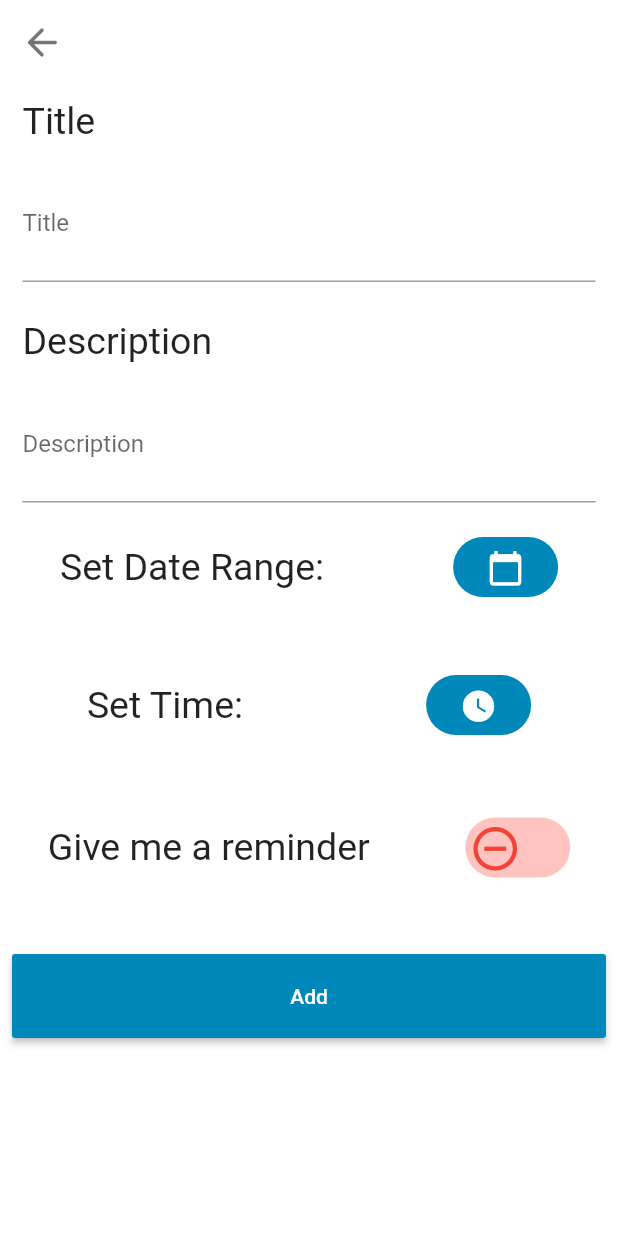
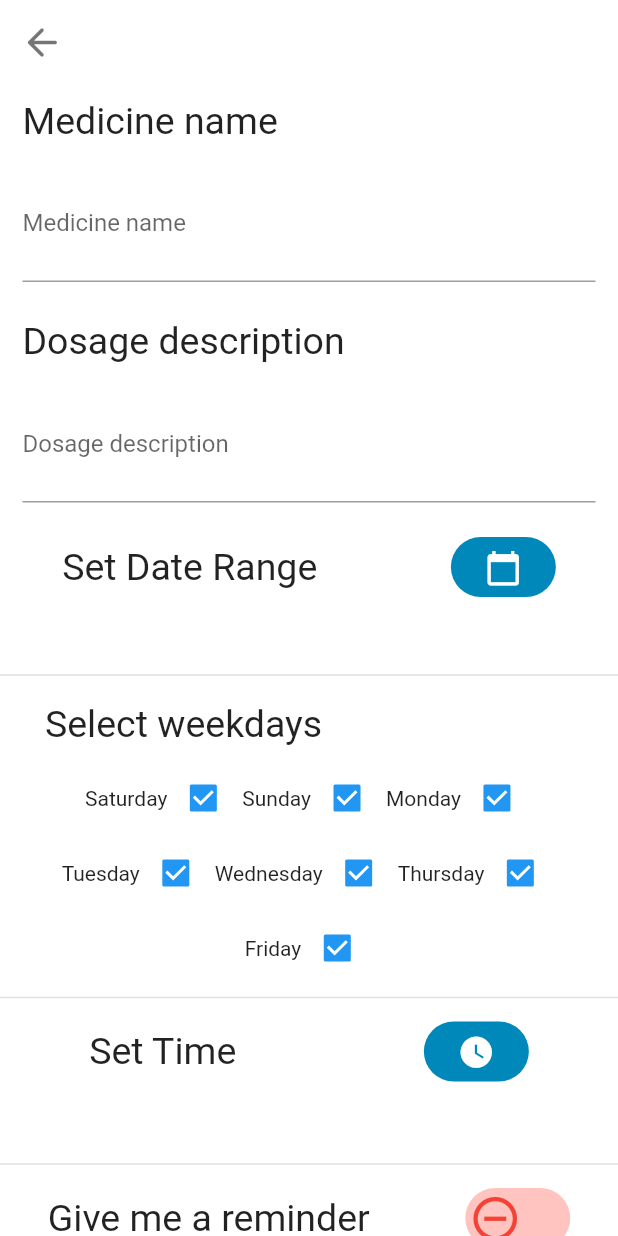
Before and after one commit to Afridee/Doctor-Chacha, a Flutter app: the addPage screen opened directly, on a phone screen of 412 x 824 dp. Run offline on Flutter 3.47's test engine with Material 2 defaults, Android fonts, the phone set to English and light mode, and no system bars; our stand-ins replace cloud_firestore, country_code_picker, curved_navigation_bar, firebase_auth, firebase_core, flare_flutter and 18 more; missing offline and left inert: date_range_picker, flutter_facebook_login, flutter_phone_direct_caller, flutter_rounded_date_picker, stripe_payment; accounts and stored records are empty; generated files the repository leaves out were written again.

```diff
--- a/lib/Screens/medicineReminder/AddPage.dart
+++ b/lib/Screens/medicineReminder/AddPage.dart
@@ -1,13 +1,9 @@
 import 'package:doctor_chacha/Constants.dart';
 import 'package:flutter/material.dart';
 import 'package:get/get.dart';
-import 'package:hive/hive.dart';
 import 'package:intl/intl.dart';
 import 'AddPageStateController.dart';
-import 'addReminder.dart';
-import 'package:date_range_picker/date_range_picker.dart' as DateRangePicker;
-import 'dart:math' as Dmath;
-
+import 'weekday_element_of_addPage.dart';
 
 class addPage extends StatefulWidget {
   @override
@@ -15,7 +11,6 @@ class addPage extends StatefulWidget {
 }
 
 class _addPageState extends State<addPage> {
-
   AddPageStatecontroller aPController = Get.put(AddPageStatecontroller());
   TextEditingController _titleController;
   TextEditingController _descriptionController;
@@ -65,7 +60,7 @@ class _addPageState extends State<addPage> {
             children: [
               Padding(
                 padding: const EdgeInsets.only(left: 15.0, top: 10),
-                child: Text('Title', style: TextStyle(fontSize: 25)),
+                child: Text('Medicine name', style: TextStyle(fontSize: 25)),
               ),
               Padding(
                 padding: const EdgeInsets.all(15.0),
@@ -73,12 +68,13 @@ class _addPageState extends State<addPage> {
                   maxLines: 2,
                   keyboardType: TextInputType.multiline,
                   controller: _titleController,
-                  decoration: InputDecoration(labelText: 'Title'),
+                  decoration: InputDecoration(labelText: 'Medicine name'),
                 ),
               ),
               Padding(
                 padding: const EdgeInsets.only(left: 15.0, top: 10),
-                child: Text('Description', style: TextStyle(fontSize: 25)),
+                child:
+                    Text('Dosage description', style: TextStyle(fontSize: 25)),
               ),
               Padding(
                 padding: const EdgeInsets.all(15.0),
@@ -86,34 +82,16 @@ class _addPageState extends State<addPage> {
                   maxLines: 2,
                   keyboardType: TextInputType.multiline,
                   controller: _descriptionController,
-                  decoration: InputDecoration(labelText: 'Description'),
+                  decoration: InputDecoration(labelText: 'Dosage description'),
                 ),
               ),
-/*              Padding(
-                padding: const EdgeInsets.only(left: 15.0, top: 10),
-                child: Text('Set Time', style: TextStyle(fontSize: 25)),
-              ),
-              Padding(
-                padding: const EdgeInsets.all(15.0),
-                child: CustomDateTimePicker(
-                    title: 'Time: ',
-                    onChange: (dateTime) {
-                      setState(() {
-                        selectedDate = dateTime;
-                      });
-                      */ /*                print(DateFormat('yyyy-MM-dd HH:mm:ss').format(dateTime));
-                  print(dateTime.difference(DateTime.parse(DateFormat('yyyy-MM-dd HH:mm:ss').format(dateTime))).inSeconds);*/ /*
-                    },
-                    mode: DateTimeMode.DATETIME,
-                    dateTime: DateTime.now()),
-              ),*/
               Row(
                 mainAxisAlignment: MainAxisAlignment.spaceAround,
                 children: [
                   Padding(
                     padding: const EdgeInsets.all(8.0),
-                    child: Text('Set Date Range: ',
-                        style: TextStyle(fontSize: 25)),
+                    child:
+                        Text('Set Date Range ', style: TextStyle(fontSize: 25)),
                   ),
                   Padding(
                     padding: const EdgeInsets.all(8.0),
@@ -139,25 +117,61 @@ class _addPageState extends State<addPage> {
                 child: Padding(
                   padding: const EdgeInsets.all(8.0),
                   child: GetBuilder<AddPageStatecontroller>(
-                    builder: (context){
+                    builder: (context) {
                       return Text(
-                          context.dateList!=null && context.dateList.isNotEmpty
+                        context.dateList != null && context.dateList.isNotEmpty
                             ? 'From:  ' +
-                            DateFormat('yyyy-MM-dd').format(context.dateList.first) +
+                                DateFormat('yyyy-MM-dd')
+                                    .format(context.dateList.first) +
                                 '\nTo:  ' +
-                            DateFormat('yyyy-MM-dd').format(context.dateList.last)
+                                DateFormat('yyyy-MM-dd')
+                                    .format(context.dateList.last)
                             : '',
-                        style: TextStyle(fontSize: 17, color: primaryDark), textAlign: TextAlign.center,);
+                        style: TextStyle(fontSize: 17, color: primaryDark),
+                        textAlign: TextAlign.center,
+                      );
                     },
                   ),
                 ),
+              ),
+              Divider(
+                thickness: 1,
+              ),
+              Padding(
+                padding: const EdgeInsets.only(left: 30,bottom: 10,top: 10),
+                child:
+                Text('Select weekdays ', style: TextStyle(fontSize: 25)),
+              ),
+              Column(
+                children: [
+                  Row(
+                    mainAxisAlignment: MainAxisAlignment.center,
+                    children: [
+                      WeekDayElementAddPage(weekday: 'Saturday'),
+                      WeekDayElementAddPage(weekday: 'Sunday'),
+                      WeekDayElementAddPage(weekday: 'Monday'),
+                    ],
+                  ),
+                  Row(
+                    mainAxisAlignment: MainAxisAlignment.center,
+                    children: [
+                      WeekDayElementAddPage(weekday: 'Tuesday'),
+                      WeekDayElementAddPage(weekday: 'Wednesday'),
+                      WeekDayElementAddPage(weekday: 'Thursday'),
+                    ],
+                  ),
+                  WeekDayElementAddPage(weekday: 'Friday')
+                ],
+              ),
+              Divider(
+                thickness: 1,
               ),
               Row(
                 mainAxisAlignment: MainAxisAlignment.spaceAround,
                 children: [
                   Padding(
                     padding: const EdgeInsets.all(8.0),
-                    child: Text('Set Time: ', style: TextStyle(fontSize: 25)),
+                    child: Text('Set Time ', style: TextStyle(fontSize: 25)),
                   ),
                   Padding(
                     padding: const EdgeInsets.all(8.0),
@@ -183,15 +197,20 @@ class _addPageState extends State<addPage> {
                 child: Padding(
                   padding: const EdgeInsets.all(8.0),
                   child: GetBuilder<AddPageStatecontroller>(
-                    builder: (context){
+                    builder: (context) {
                       return Text(
                         context.selectedTime != null
                             ? '${context.selectedTime.hour} : ${context.selectedTime.minute}'
                             : '',
-                        style: TextStyle(fontSize: 20, color: primaryDark), textAlign: TextAlign.center,);
+                        style: TextStyle(fontSize: 20, color: primaryDark),
+                        textAlign: TextAlign.center,
+                      );
                     },
                   ),
                 ),
+              ),
+              Divider(
+                thickness: 1,
               ),
               Row(
                 mainAxisAlignment: MainAxisAlignment.spaceAround,
@@ -201,7 +220,7 @@ class _addPageState extends State<addPage> {
                     child: Text('Give me a reminder',
                         style: TextStyle(fontSize: 25)),
                   ),
-                   GetBuilder<AddPageStatecontroller>(builder: (context){
+                  GetBuilder<AddPageStatecontroller>(builder: (context) {
                     return Padding(
                       padding: const EdgeInsets.all(8.0),
                       child: AnimatedContainer(
@@ -264,14 +283,13 @@ class _addPageState extends State<addPage> {
                   child: Center(
                     child: Text(
                       'Add',
-                       style:  TextStyle(
-                         color: Colors.white
-                       ),
+                      style: TextStyle(color: Colors.white),
                     ),
                   ),
                   color: primaryDark,
                   onPressed: () {
-                    aPController.onDone(context,_titleController.text,_descriptionController.text);
+                    aPController.onDone(context, _titleController.text,
+                        _descriptionController.text);
                   },
                 ),
               )
--- a/lib/Screens/medicineReminder/AddPageStateController.dart
+++ b/lib/Screens/medicineReminder/AddPageStateController.dart
@@ -12,6 +12,22 @@ class AddPageStatecontroller extends GetxController{
   bool toggleReminder = false;
   List<DateTime> dateList = new List<DateTime>();
 
+  Map<String, bool> weekdays = {
+    'Saturday' : true,
+    'Sunday' : true,
+    'Monday' : true,
+    'Tuesday' : true,
+    'Wednesday' : true,
+    'Thursday' : true,
+    'Friday' : true,
+  };
+
+  void toggleWeekday(String day){
+    weekdays[day] = !weekdays[day];
+    update();
+    print(weekdays);
+  }
+
   void toggleButton_for_reminder() {
       toggleReminder = !toggleReminder;
       update();
@@ -25,6 +41,7 @@ class AddPageStatecontroller extends GetxController{
       DateTime temp = dateList.first;
 
       while (!temp.isAfter(dateList.last)) {
+        //selects date:
         DateTime selectedDate = new DateTime(
             temp.year,
             temp.month,
@@ -34,9 +51,13 @@ class AddPageStatecontroller extends GetxController{
             temp.second,
             temp.millisecond,
             temp.microsecond);
+
+        if(weekdays[ DateFormat('EEEE').format(selectedDate).toString()]){
+          //generate random ID for notification:
           var rng = new Dmath.Random();
           int generatedID = rng.nextInt(100);
 
+          //puts in hive box:
           todoBox.put(
             DateFormat('yyyy-MM-dd HH:mm:ss').format(selectedDate),
             {
@@ -48,11 +69,14 @@ class AddPageStatecontroller extends GetxController{
             },
           );
 
+          //if reminder is turned on, sets reminder
           if (toggleReminder) {
             scheduleAlarm(selectedDate, generatedID, title,
                 description);
           }
+        }
 
+        //adds selectedDate+1:
         temp = temp.add(Duration(days: 1));
       }
 
--- /dev/null
+++ b/lib/Screens/medicineReminder/weekday_element_of_addPage.dart
@@ -0,0 +1,34 @@
+import 'package:flutter/cupertino.dart';
+import 'package:flutter/material.dart';
+import 'package:get/get.dart';
+import 'AddPageStateController.dart';
+
+
+
+class WeekDayElementAddPage extends StatelessWidget {
+  final String weekday;
+  AddPageStatecontroller aPController = Get.put(AddPageStatecontroller());
+
+  WeekDayElementAddPage({Key key, this.weekday}) : super(key: key);
+
+  @override
+  Widget build(BuildContext context) {
+    return GetBuilder<AddPageStatecontroller>(builder: (context) {
+      return Container(
+        padding: EdgeInsets.all(1),
+        child: Row(
+          mainAxisAlignment: MainAxisAlignment.center,
+          children: [
+            Text(weekday),
+            Checkbox(
+              value: context.weekdays[weekday],
+              onChanged: (value) {
+                context.toggleWeekday(weekday);
+              },
+            ),
+          ],
+        ),
+      );
+    });
+  }
+}
--- a/lib/Screens/otherServices/service_boxes.dart
+++ b/lib/Screens/otherServices/service_boxes.dart
@@ -1,5 +1,6 @@
 import 'package:flutter/cupertino.dart';
 import 'package:flutter/material.dart';
+import 'box_tap_actions.dart';
 import 'other_service_element.dart';
 
 class service_boxes extends StatelessWidget {
@@ -10,7 +11,7 @@ class service_boxes extends StatelessWidget {
   @override
   Widget build(BuildContext context) {
     return Container(
-      height: MediaQuery.of(context).size.height-100,
+      height: MediaQuery.of(context).size.height - 100,
       width: MediaQuery.of(context).size.width,
       child: Column(
         crossAxisAlignment: CrossAxisAlignment.center,
@@ -18,8 +19,16 @@ class service_boxes extends StatelessWidget {
           Row(
             mainAxisAlignment: MainAxisAlignment.spaceEvenly,
             children: [
-              other_service_element(icon: Icons.calculate, title: 'BMI Calculator'),
-              other_service_element(icon: Icons.notifications_active, title: 'Medicine reminder'),
+              //BMI Calculator
+              other_service_element(
+                  icon: Icons.calculate,
+                  title: 'BMI Calculator',
+                  buttonAction: null),
+              //Medicine Reminder
+              other_service_element(
+                  icon: Icons.notifications_active,
+                  title: 'Medicine reminder',
+                  buttonAction: go_to_medicineReminder),
             ],
           ),
         ],
```
Also changed, not shown: lib/Screens/medicineReminder/toDoListElement.dart (+41 -28 lines), lib/Screens/otherServices/box_tap_actions.dart (added, +10 -0 lines), lib/Screens/otherServices/other_service_element.dart (+3 -5 lines). Lines whose indentation alone changed are shown as unchanged.
